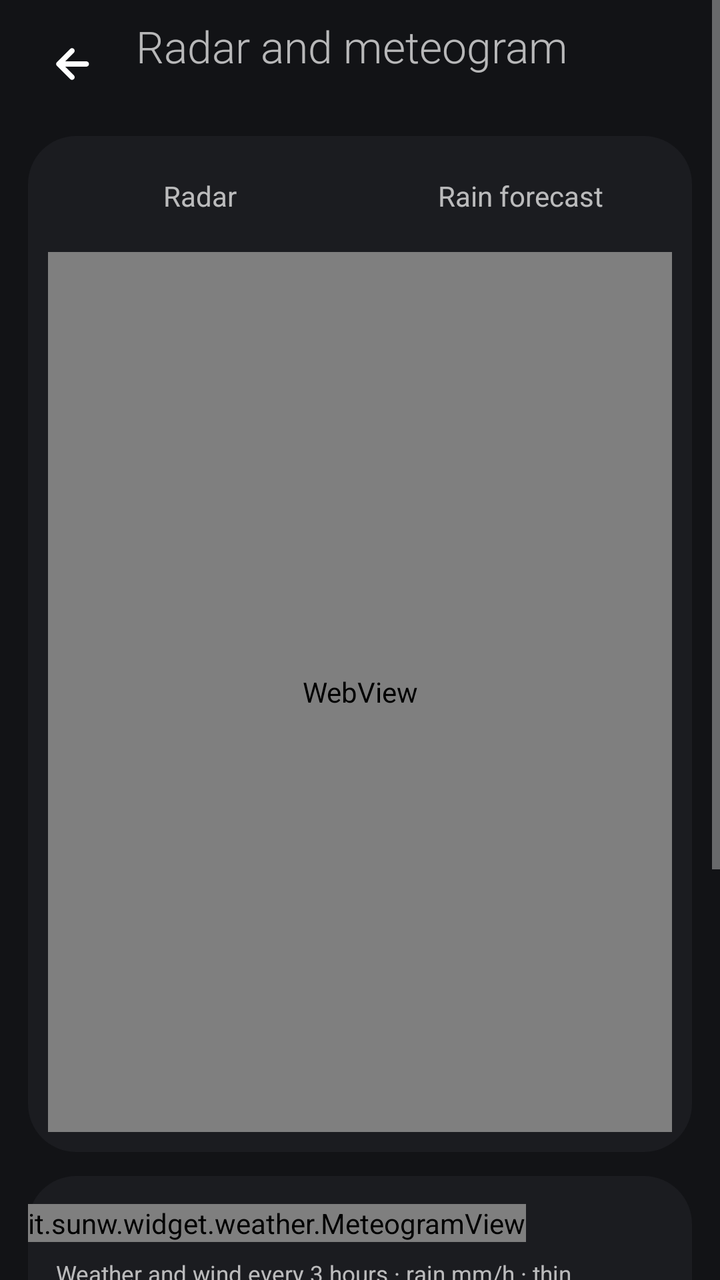
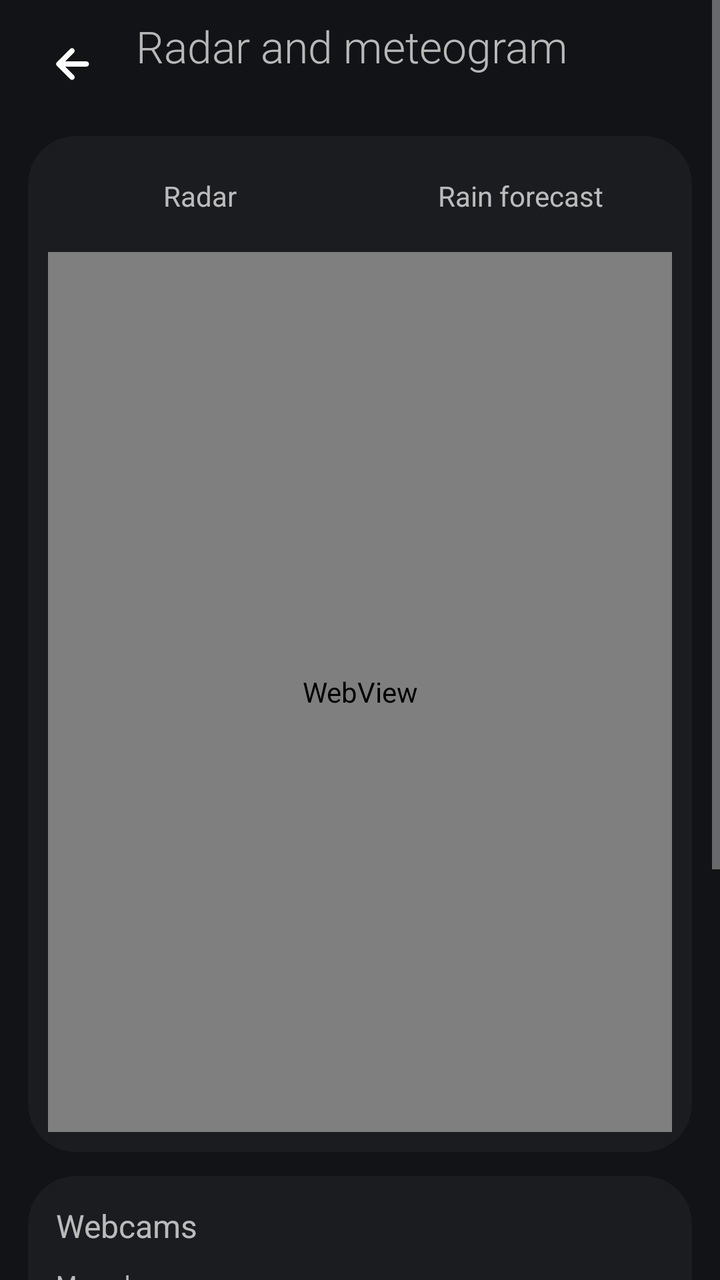

Screens rendered from an Android XML layout before and after an edit, with the pre-edit source and the edit as a unified diff.
<!-- AndroidManifest.xml: application theme Theme.SunW -->
<!-- res/layout/activity_meteogram.xml -->
<?xml version="1.0" encoding="utf-8"?>
<ScrollView xmlns:android="http://schemas.android.com/apk/res/android"
    android:id="@+id/mg_page"
    android:layout_width="match_parent"
    android:layout_height="match_parent"
    android:fitsSystemWindows="true">

    <LinearLayout
        android:layout_width="match_parent"
        android:layout_height="wrap_content"
        android:orientation="vertical"
        android:paddingBottom="20dp">

        <LinearLayout
            android:layout_width="match_parent"
            android:layout_height="64dp"
            android:gravity="center_vertical"
            android:orientation="horizontal"
            android:paddingStart="12dp"
            android:paddingEnd="16dp">

            <ImageButton
                android:id="@+id/mg_back"
                android:layout_width="48dp"
                android:layout_height="48dp"
                android:background="?android:attr/selectableItemBackgroundBorderless"
                android:contentDescription="@string/sm_back"
                android:src="@drawable/ic_arrow_back" />

            <LinearLayout
                android:layout_width="0dp"
                android:layout_height="wrap_content"
                android:layout_marginStart="8dp"
                android:layout_weight="1"
                android:orientation="vertical">

                <TextView
                    android:id="@+id/mg_title"
                    android:layout_width="wrap_content"
                    android:layout_height="wrap_content"
                    android:fontFamily="sans-serif-light"
                    android:maxLines="1"
                    android:text="@string/mg_open"
                    android:textSize="22sp" />

                <TextView
                    android:id="@+id/mg_subtitle"
                    android:layout_width="wrap_content"
                    android:layout_height="wrap_content"
                    android:ellipsize="end"
                    android:maxLines="1"
                    android:textSize="13sp" />
            </LinearLayout>
        </LinearLayout>

        
        <LinearLayout
            android:id="@+id/mg_radar_card"
            android:layout_width="match_parent"
            android:layout_height="wrap_content"
            android:layout_marginHorizontal="14dp"
            android:layout_marginTop="4dp"
            android:background="@drawable/card_background"
            android:orientation="vertical"
            android:padding="10dp">

            <LinearLayout
                android:id="@+id/mg_layers"
                android:layout_width="match_parent"
                android:layout_height="wrap_content"
                android:layout_marginBottom="8dp"
                android:orientation="horizontal">

                <TextView
                    android:id="@+id/mg_layer_radar"
                    android:layout_width="0dp"
                    android:layout_height="40dp"
                    android:layout_marginEnd="4dp"
                    android:layout_weight="1"
                    android:gravity="center"
                    android:text="@string/mg_layer_radar"
                    android:textSize="14sp" />

                <TextView
                    android:id="@+id/mg_layer_rain"
                    android:layout_width="0dp"
                    android:layout_height="40dp"
                    android:layout_marginStart="4dp"
                    android:layout_weight="1"
                    android:gravity="center"
                    android:text="@string/mg_layer_rain"
                    android:textSize="14sp" />
            </LinearLayout>

            <FrameLayout
                android:layout_width="match_parent"
                android:layout_height="440dp">

                <WebView
                    android:id="@+id/mg_map"
                    android:layout_width="match_parent"
                    android:layout_height="match_parent" />

                <TextView
                    android:id="@+id/mg_map_error"
                    android:layout_width="match_parent"
                    android:layout_height="match_parent"
                    android:gravity="center"
                    android:padding="24dp"
                    android:text="@string/mg_map_offline"
                    android:textSize="14sp"
                    android:visibility="gone" />
            </FrameLayout>
        </LinearLayout>

        
        <LinearLayout
            android:id="@+id/mg_last24"
            android:layout_width="match_parent"
            android:layout_height="wrap_content"
            android:layout_marginHorizontal="14dp"
            android:layout_marginTop="12dp"
            android:background="@drawable/card_background"
            android:orientation="vertical"
            android:padding="12dp"
            android:visibility="gone">

            <LinearLayout
                android:layout_width="match_parent"
                android:layout_height="wrap_content"
                android:layout_marginBottom="8dp"
                android:orientation="horizontal">

                <TextView
                    android:id="@+id/mg_last24_title"
                    android:layout_width="0dp"
                    android:layout_height="wrap_content"
                    android:layout_weight="1"
                    android:text="@string/l24_title"
                    android:textSize="16sp" />

                <TextView
                    android:id="@+id/mg_last24_step"
                    android:layout_width="wrap_content"
                    android:layout_height="wrap_content"
                    android:textSize="12sp" />
            </LinearLayout>

            <it.sunw.widget.weather.Last24hView
                android:id="@+id/mg_last24_chart"
                android:layout_width="match_parent"
                android:layout_height="wrap_content" />

            <TextView
                android:id="@+id/mg_last24_legend"
                android:layout_width="match_parent"
                android:layout_height="wrap_content"
                android:layout_marginTop="8dp"
                android:text="@string/l24_legend"
                android:textSize="11.5sp" />
        </LinearLayout>

        
        <LinearLayout
            android:id="@+id/mg_pressure24"
            android:layout_width="match_parent"
            android:layout_height="wrap_content"
            android:layout_marginHorizontal="14dp"
            android:layout_marginTop="12dp"
            android:background="@drawable/card_background"
            android:orientation="vertical"
            android:padding="12dp"
            android:visibility="gone">

            <LinearLayout
                android:layout_width="match_parent"
                android:layout_height="wrap_content"
                android:layout_marginBottom="8dp"
                android:orientation="horizontal">

                <TextView
                    android:id="@+id/mg_pressure24_title"
                    android:layout_width="0dp"
                    android:layout_height="wrap_content"
                    android:layout_weight="1"
                    android:text="@string/p24_title"
                    android:textSize="16sp" />

                <TextView
                    android:id="@+id/mg_pressure24_step"
                    android:layout_width="wrap_content"
                    android:layout_height="wrap_content"
                    android:textSize="12sp" />
            </LinearLayout>

            <it.sunw.widget.weather.Last24hView
                android:id="@+id/mg_pressure24_chart"
                android:layout_width="match_parent"
                android:layout_height="wrap_content" />

            <TextView
                android:id="@+id/mg_pressure24_legend"
                android:layout_width="match_parent"
                android:layout_height="wrap_content"
                android:layout_marginTop="8dp"
                android:text="@string/p24_legend"
                android:textSize="11.5sp" />
        </LinearLayout>

        <LinearLayout
            android:id="@+id/mg_card"
            android:layout_width="match_parent"
            android:layout_height="wrap_content"
            android:layout_marginHorizontal="14dp"
            android:layout_marginTop="12dp"
            android:background="@drawable/card_background"
            android:orientation="vertical"
            android:paddingVertical="14dp">

            <HorizontalScrollView
                android:id="@+id/mg_scroll"
                android:layout_width="match_parent"
                android:layout_height="wrap_content"
                android:scrollbars="none">

                <it.sunw.widget.weather.MeteogramView
                    android:id="@+id/mg_chart"
                    android:layout_width="wrap_content"
                    android:layout_height="wrap_content" />
            </HorizontalScrollView>

            <TextView
                android:id="@+id/mg_legend"
                android:layout_width="match_parent"
                android:layout_height="wrap_content"
                android:layout_marginTop="8dp"
                android:paddingHorizontal="14dp"
                android:text="@string/mg_legend"
                android:textSize="11.5sp" />
        </LinearLayout>

        
        <LinearLayout
            android:id="@+id/mg_webcams"
            android:layout_width="match_parent"
            android:layout_height="wrap_content"
            android:layout_marginHorizontal="14dp"
            android:layout_marginTop="12dp"
            android:background="@drawable/card_background"
            android:orientation="vertical"
            android:padding="14dp">

            <TextView
                android:id="@+id/mg_webcams_title"
                android:layout_width="match_parent"
                android:layout_height="wrap_content"
                android:text="@string/wc_title"
                android:textSize="16sp" />

            <TextView
                android:id="@+id/mg_webcams_mine_label"
                android:layout_width="match_parent"
                android:layout_height="wrap_content"
                android:layout_marginTop="10dp"
                android:text="@string/wc_section_mine"
                android:textSize="12sp" />

            <LinearLayout
                android:id="@+id/mg_webcams_mine"
                android:layout_width="match_parent"
                android:layout_height="wrap_content"
                android:baselineAligned="false"
                android:layout_marginTop="6dp"
                android:orientation="horizontal" />

            <TextView
                android:id="@+id/mg_webcams_near_label"
                android:layout_width="match_parent"
                android:layout_height="wrap_content"
                android:layout_marginTop="12dp"
                android:text="@string/wc_section_near"
                android:textSize="12sp" />

            <LinearLayout
                android:id="@+id/mg_webcams_row"
                android:layout_width="match_parent"
                android:layout_height="wrap_content"
                android:baselineAligned="false"
                android:layout_marginTop="6dp"
                android:orientation="horizontal" />

            <TextView
                android:id="@+id/mg_webcams_note"
                android:layout_width="match_parent"
                android:layout_height="wrap_content"
                android:layout_marginTop="8dp"
                android:textSize="12sp" />

            <TextView
                android:id="@+id/mg_webcams_all"
                android:layout_width="match_parent"
                android:layout_height="44dp"
                android:layout_marginTop="10dp"
                android:gravity="center"
                android:text="@string/wc_all"
                android:textSize="14sp" />
        </LinearLayout>

        <TextView
            android:id="@+id/mg_status"
            android:layout_width="match_parent"
            android:layout_height="wrap_content"
            android:layout_marginTop="12dp"
            android:gravity="center_horizontal"
            android:paddingHorizontal="22dp"
            android:textSize="13sp" />
    </LinearLayout>
</ScrollView>
<!-- resources referenced by this layout -->
<resources>
  <!-- drawable card_background (drawable) -->
  <?xml version="1.0" encoding="utf-8"?>
  <shape xmlns:android="http://schemas.android.com/apk/res/android" android:shape="rectangle">
      <corners android:radius="24dp" />
      <solid android:color="#FF1B1C20" />
  </shape>
  <!-- drawable ic_arrow_back (drawable) -->
  <?xml version="1.0" encoding="utf-8"?>
  <vector xmlns:android="http://schemas.android.com/apk/res/android"
      android:width="24dp"
      android:height="24dp"
      android:viewportWidth="960"
      android:viewportHeight="960">
      <group android:translateY="960">
          <path
              android:fillColor="#FFFFFFFF"
              android:pathData="m344.09-427 173.95 173.96q15.96 15.95 15.74 37.61-.21 21.65-16.17 37.6-15.96 14.96-37.61 15.18-21.65.22-37.61-15.74l-264-264q-7.69-7.7-11.61-17.52-3.91-9.83-3.91-20.09t3.91-20.09q3.92-9.82 11.61-17.52l264.57-264.56q15.52-15.53 37.11-15.53 21.58 0 37.54 15.53 15.96 15.95 15.96 37.82t-15.96 37.83L344.09-533h422.13q22.08 0 37.54 15.46 15.46 15.45 15.46 37.54t-15.46 37.54Q788.3-427 766.22-427H344.09Z" />
      </group>
  </vector>
  <string name="l24_legend">Long press and drag for the temperature at that time.</string>
  <string name="l24_title">Last 24 hours</string>
  <string name="mg_layer_radar">Radar</string>
  <string name="mg_layer_rain">Rain forecast</string>
  <string name="mg_legend">Weather and wind every 3 hours · rain mm/h · thin violet line: pressure (mbar) · long press and drag for temperature and pressure · tap a day to open it</string>
  <string name="mg_map_offline">Map unavailable: no connection.</string>
  <string name="mg_open">Radar and meteogram</string>
  <string name="p24_legend">Sea-level pressure in mbar (= hPa), every hour. Long press and drag for the pressure at that time.</string>
  <string name="p24_title">Pressure, last 24 hours</string>
  <string name="sm_back">Back</string>
  <string name="wc_all">All webcams</string>
  <string name="wc_section_mine">My webcams</string>
  <string name="wc_section_near">Nearby</string>
  <string name="wc_title">Webcams</string>
  <style name="Theme.SunW" parent="android:Theme.Material.NoActionBar">
          <item name="android:colorAccent">#FFB547</item>
          <item name="android:windowBackground">@color/page_background</item>
          <item name="android:windowAnimationStyle">@style/PageTransitions</item>
      </style>
  <color name="page_background">#121316</color>
  <style name="PageTransitions" parent="@android:style/Animation.Activity">
          <item name="android:activityOpenEnterAnimation">@anim/page_open_enter</item>
          <item name="android:activityOpenExitAnimation">@anim/page_open_exit</item>
          <item name="android:activityCloseEnterAnimation">@anim/page_close_enter</item>
          <item name="android:activityCloseExitAnimation">@anim/page_close_exit</item>
      </style>
</resources>

<!-- the commit's change to res/layout/activity_meteogram.xml (unified diff, before → after) -->
@@ -115,132 +115,6 @@
 
         
         <LinearLayout
-            android:id="@+id/mg_last24"
-            android:layout_width="match_parent"
-            android:layout_height="wrap_content"
-            android:layout_marginHorizontal="14dp"
-            android:layout_marginTop="12dp"
-            android:background="@drawable/card_background"
-            android:orientation="vertical"
-            android:padding="12dp"
-            android:visibility="gone">
-
-            <LinearLayout
-                android:layout_width="match_parent"
-                android:layout_height="wrap_content"
-                android:layout_marginBottom="8dp"
-                android:orientation="horizontal">
-
-                <TextView
-                    android:id="@+id/mg_last24_title"
-                    android:layout_width="0dp"
-                    android:layout_height="wrap_content"
-                    android:layout_weight="1"
-                    android:text="@string/l24_title"
-                    android:textSize="16sp" />
-
-                <TextView
-                    android:id="@+id/mg_last24_step"
-                    android:layout_width="wrap_content"
-                    android:layout_height="wrap_content"
-                    android:textSize="12sp" />
-            </LinearLayout>
-
-            <it.sunw.widget.weather.Last24hView
-                android:id="@+id/mg_last24_chart"
-                android:layout_width="match_parent"
-                android:layout_height="wrap_content" />
-
-            <TextView
-                android:id="@+id/mg_last24_legend"
-                android:layout_width="match_parent"
-                android:layout_height="wrap_content"
-                android:layout_marginTop="8dp"
-                android:text="@string/l24_legend"
-                android:textSize="11.5sp" />
-        </LinearLayout>
-
-        
-        <LinearLayout
-            android:id="@+id/mg_pressure24"
-            android:layout_width="match_parent"
-            android:layout_height="wrap_content"
-            android:layout_marginHorizontal="14dp"
-            android:layout_marginTop="12dp"
-            android:background="@drawable/card_background"
-            android:orientation="vertical"
-            android:padding="12dp"
-            android:visibility="gone">
-
-            <LinearLayout
-                android:layout_width="match_parent"
-                android:layout_height="wrap_content"
-                android:layout_marginBottom="8dp"
-                android:orientation="horizontal">
-
-                <TextView
-                    android:id="@+id/mg_pressure24_title"
-                    android:layout_width="0dp"
-                    android:layout_height="wrap_content"
-                    android:layout_weight="1"
-                    android:text="@string/p24_title"
-                    android:textSize="16sp" />
-
-                <TextView
-                    android:id="@+id/mg_pressure24_step"
-                    android:layout_width="wrap_content"
-                    android:layout_height="wrap_content"
-                    android:textSize="12sp" />
-            </LinearLayout>
-
-            <it.sunw.widget.weather.Last24hView
-                android:id="@+id/mg_pressure24_chart"
-                android:layout_width="match_parent"
-                android:layout_height="wrap_content" />
-
-            <TextView
-                android:id="@+id/mg_pressure24_legend"
-                android:layout_width="match_parent"
-                android:layout_height="wrap_content"
-                android:layout_marginTop="8dp"
-                android:text="@string/p24_legend"
-                android:textSize="11.5sp" />
-        </LinearLayout>
-
-        <LinearLayout
-            android:id="@+id/mg_card"
-            android:layout_width="match_parent"
-            android:layout_height="wrap_content"
-            android:layout_marginHorizontal="14dp"
-            android:layout_marginTop="12dp"
-            android:background="@drawable/card_background"
-            android:orientation="vertical"
-            android:paddingVertical="14dp">
-
-            <HorizontalScrollView
-                android:id="@+id/mg_scroll"
-                android:layout_width="match_parent"
-                android:layout_height="wrap_content"
-                android:scrollbars="none">
-
-                <it.sunw.widget.weather.MeteogramView
-                    android:id="@+id/mg_chart"
-                    android:layout_width="wrap_content"
-                    android:layout_height="wrap_content" />
-            </HorizontalScrollView>
-
-            <TextView
-                android:id="@+id/mg_legend"
-                android:layout_width="match_parent"
-                android:layout_height="wrap_content"
-                android:layout_marginTop="8dp"
-                android:paddingHorizontal="14dp"
-                android:text="@string/mg_legend"
-                android:textSize="11.5sp" />
-        </LinearLayout>
-
-        
-        <LinearLayout
             android:id="@+id/mg_webcams"
             android:layout_width="match_parent"
             android:layout_height="wrap_content"
@@ -306,6 +180,132 @@
                 android:textSize="14sp" />
         </LinearLayout>
 
+        
+        <LinearLayout
+            android:id="@+id/mg_last24"
+            android:layout_width="match_parent"
+            android:layout_height="wrap_content"
+            android:layout_marginHorizontal="14dp"
+            android:layout_marginTop="12dp"
+            android:background="@drawable/card_background"
+            android:orientation="vertical"
+            android:padding="12dp"
+            android:visibility="gone">
+
+            <LinearLayout
+                android:layout_width="match_parent"
+                android:layout_height="wrap_content"
+                android:layout_marginBottom="8dp"
+                android:orientation="horizontal">
+
+                <TextView
+                    android:id="@+id/mg_last24_title"
+                    android:layout_width="0dp"
+                    android:layout_height="wrap_content"
+                    android:layout_weight="1"
+                    android:text="@string/l24_title"
+                    android:textSize="16sp" />
+
+                <TextView
+                    android:id="@+id/mg_last24_step"
+                    android:layout_width="wrap_content"
+                    android:layout_height="wrap_content"
+                    android:textSize="12sp" />
+            </LinearLayout>
+
+            <it.sunw.widget.weather.Last24hView
+                android:id="@+id/mg_last24_chart"
+                android:layout_width="match_parent"
+                android:layout_height="wrap_content" />
+
+            <TextView
+                android:id="@+id/mg_last24_legend"
+                android:layout_width="match_parent"
+                android:layout_height="wrap_content"
+                android:layout_marginTop="8dp"
+                android:text="@string/l24_legend"
+                android:textSize="11.5sp" />
+        </LinearLayout>
+
+        
+        <LinearLayout
+            android:id="@+id/mg_pressure24"
+            android:layout_width="match_parent"
+            android:layout_height="wrap_content"
+            android:layout_marginHorizontal="14dp"
+            android:layout_marginTop="12dp"
+            android:background="@drawable/card_background"
+            android:orientation="vertical"
+            android:padding="12dp"
+            android:visibility="gone">
+
+            <LinearLayout
+                android:layout_width="match_parent"
+                android:layout_height="wrap_content"
+                android:layout_marginBottom="8dp"
+                android:orientation="horizontal">
+
+                <TextView
+                    android:id="@+id/mg_pressure24_title"
+                    android:layout_width="0dp"
+                    android:layout_height="wrap_content"
+                    android:layout_weight="1"
+                    android:text="@string/p24_title"
+                    android:textSize="16sp" />
+
+                <TextView
+                    android:id="@+id/mg_pressure24_step"
+                    android:layout_width="wrap_content"
+                    android:layout_height="wrap_content"
+                    android:textSize="12sp" />
+            </LinearLayout>
+
+            <it.sunw.widget.weather.Last24hView
+                android:id="@+id/mg_pressure24_chart"
+                android:layout_width="match_parent"
+                android:layout_height="wrap_content" />
+
+            <TextView
+                android:id="@+id/mg_pressure24_legend"
+                android:layout_width="match_parent"
+                android:layout_height="wrap_content"
+                android:layout_marginTop="8dp"
+                android:text="@string/p24_legend"
+                android:textSize="11.5sp" />
+        </LinearLayout>
+
+        <LinearLayout
+            android:id="@+id/mg_card"
+            android:layout_width="match_parent"
+            android:layout_height="wrap_content"
+            android:layout_marginHorizontal="14dp"
+            android:layout_marginTop="12dp"
+            android:background="@drawable/card_background"
+            android:orientation="vertical"
+            android:paddingVertical="14dp">
+
+            <HorizontalScrollView
+                android:id="@+id/mg_scroll"
+                android:layout_width="match_parent"
+                android:layout_height="wrap_content"
+                android:scrollbars="none">
+
+                <it.sunw.widget.weather.MeteogramView
+                    android:id="@+id/mg_chart"
+                    android:layout_width="wrap_content"
+                    android:layout_height="wrap_content" />
+            </HorizontalScrollView>
+
+            <TextView
+                android:id="@+id/mg_legend"
+                android:layout_width="match_parent"
+                android:layout_height="wrap_content"
+                android:layout_marginTop="8dp"
+                android:paddingHorizontal="14dp"
+                android:text="@string/mg_legend"
+                android:textSize="11.5sp" />
+        </LinearLayout>
+
         <TextView
             android:id="@+id/mg_status"
             android:layout_width="match_parent"
